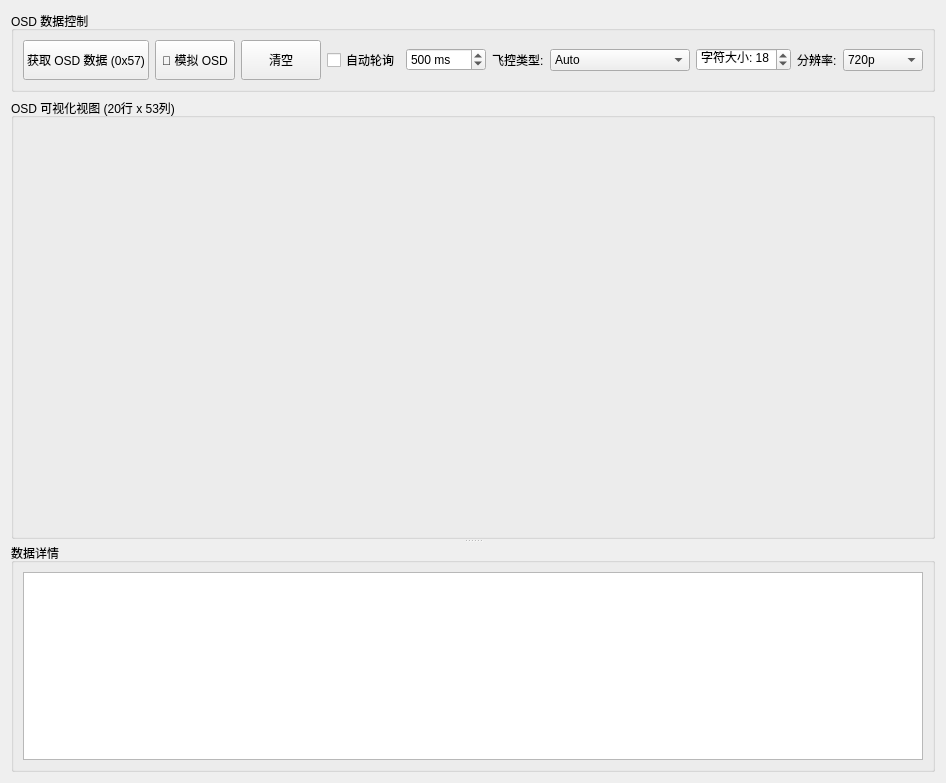
weiliankang/fpv-pc-tool, file page_serial_osd.ui: the form before one commit.
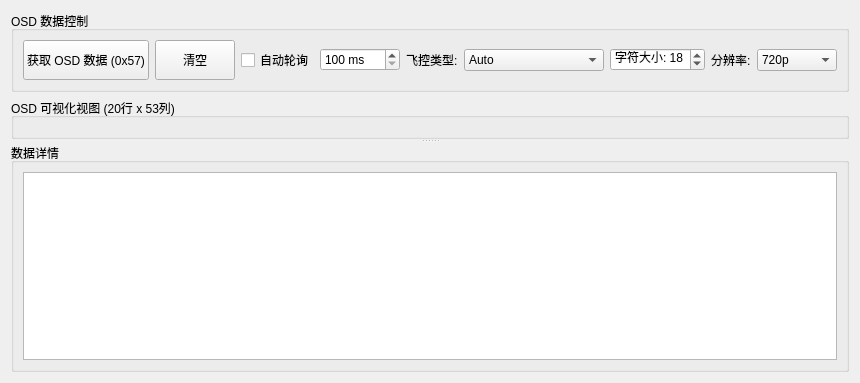
The form after the commit. Custom widgets are drawn as their Qt base class.

Diff of the .ui file:
```diff
--- a/page_serial_osd.ui
+++ b/page_serial_osd.ui
@@ -24,19 +24,6 @@
           </property>
          </widget>
         </item>
-        <item>
-         <widget class="QPushButton" name="btnMockOsdData">
-          <property name="minimumSize">
-           <size>
-            <width>0</width>
-            <height>40</height>
-           </size>
-          </property>
-          <property name="text">
-           <string>🎨 模拟 OSD</string>
-          </property>
-         </widget>
-        </item>
         <item>
          <widget class="QPushButton" name="btnClearOsd">
           <property name="minimumSize">
@@ -69,7 +56,7 @@
            <number>10000</number>
           </property>
           <property name="value">
-           <number>500</number>
+           <number>100</number>
           </property>
           <property name="singleStep">
            <number>100</number>
@@ -196,7 +183,7 @@
          <property name="minimumSize">
           <size>
            <width>0</width>
-           <height>400</height>
+           <height>0</height>
           </size>
          </property>
         </widget>
@@ -209,7 +196,7 @@
       </property>
       <layout class="QVBoxLayout" name="osdInfoLayout">
        <item>
-        <widget class="QTextEdit" name="textOsdInfo">
+        <widget class="FillPlainTextEdit" name="textOsdInfo">
          <property name="readOnly">
           <bool>true</bool>
          </property>
@@ -230,6 +217,13 @@
    </item>
   </layout>
  </widget>
+ <customwidgets>
+  <customwidget>
+   <class>FillPlainTextEdit</class>
+   <extends>QPlainTextEdit</extends>
+   <header location="global">fillplaintextedit.h</header>
+  </customwidget>
+ </customwidgets>
  <resources/>
  <connections/>
 </ui>
```
Left out of the diff: 3 changed lines with no effect on the pictures.
